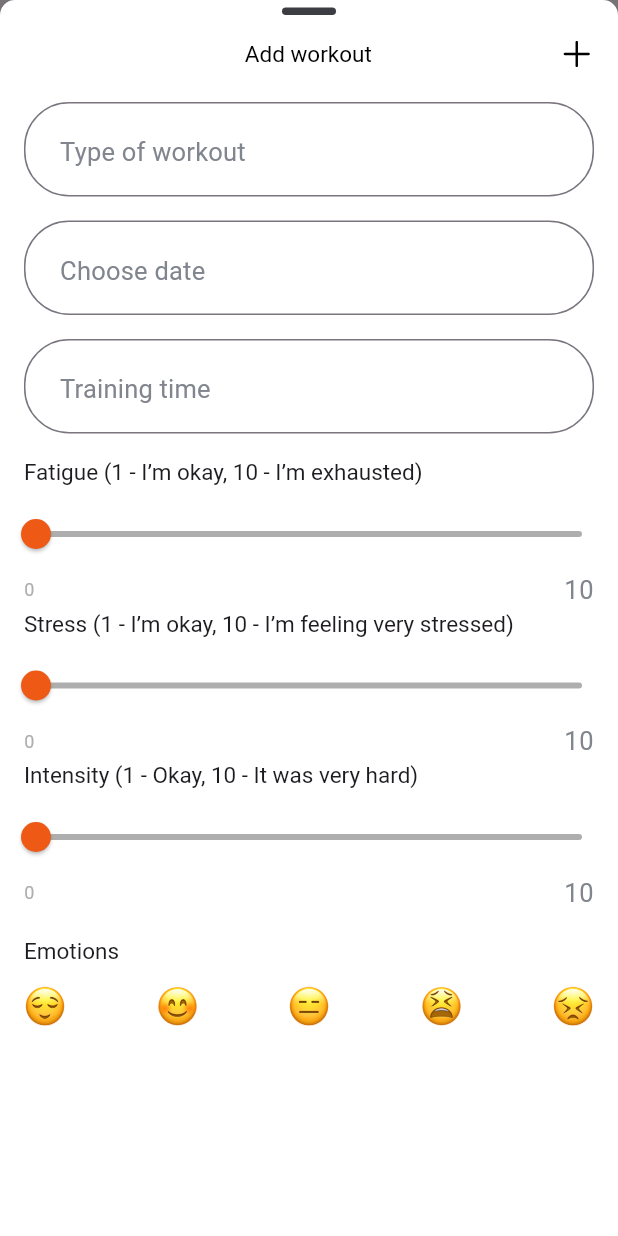
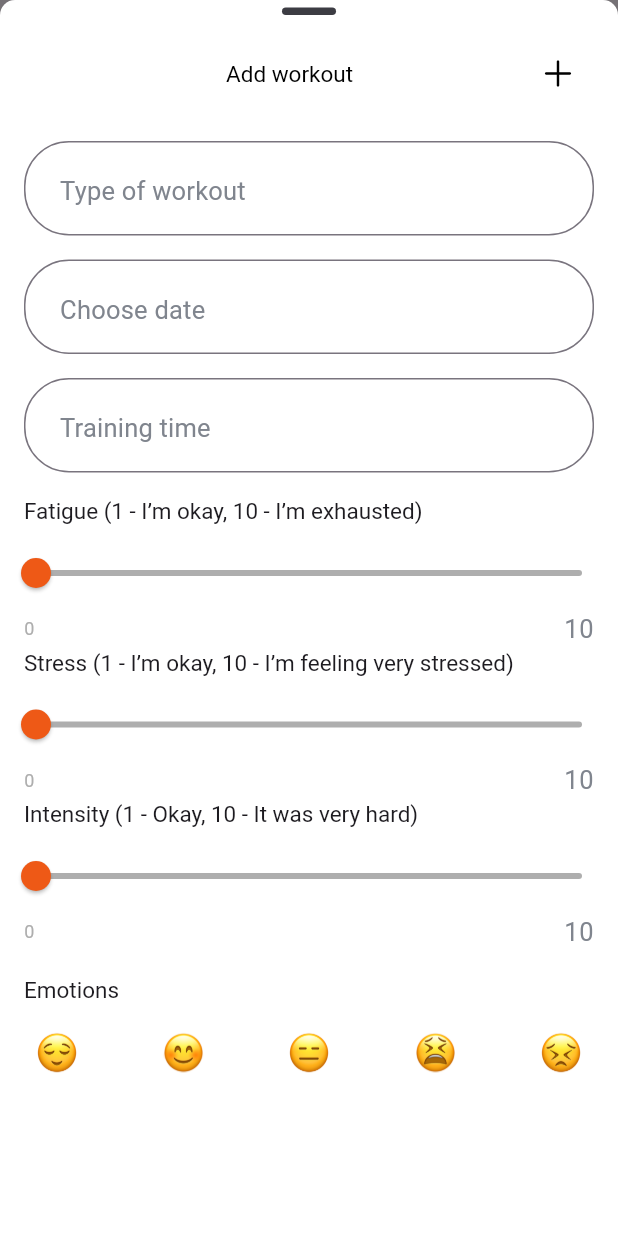
Before and after one commit to Yagshymyradov/most-bet, a Flutter app: the MainScreen screen opened directly, after a tap on "Add workout", on a phone screen of 412 x 824 dp. Run offline on Flutter 3.47's test engine with Material 3 defaults, Android fonts, the phone set to English and light mode, and no system bars; our stand-ins replace flutter_riverpod, flutter_svg, hive, hive_flutter, shared_preferences; missing offline and left inert: app_review; accounts and stored records are empty; generated files the repository leaves out were written again; Roboto replaces fonts that are missing (Sf-Pro-Regular); project files that could hold a hidden picture were left out.

Commit message:
data base workout history

```diff
--- a/lib/components/chooseEmotion.dart
+++ b/lib/components/chooseEmotion.dart
@@ -1,6 +1,6 @@
 import 'package:flutter/material.dart';
 
-import '../utils/enums.dart';
+import '../data/workout_history_model.dart';
 
 class ChooseEmotion extends StatelessWidget {
   final VoidCallback onTap;
--- /dev/null
+++ b/lib/components/indicators.dart
@@ -0,0 +1,36 @@
+import 'package:flutter/material.dart';
+
+import '../l10n/l10n.dart';
+import '../utils/extensions.dart';
+
+class EmptyIndicator extends StatelessWidget {
+  final String title;
+  final VoidCallback? onPressed;
+
+  const EmptyIndicator({
+    super.key,
+    required this.title,
+    this.onPressed,
+  });
+
+  @override
+  Widget build(BuildContext context) {
+    final textTheme = context.textTheme;
+    final l10n = context.l10n;
+
+    return Column(
+      children: [
+        const SizedBox(height: 134),
+        Text(
+          title,
+          style: textTheme.titleLarge,
+        ),
+        const SizedBox(height: 20),
+        ElevatedButton(
+          onPressed: ()=> onPressed!(),
+          child: Text(l10n.add, style: textTheme.titleSmall),
+        ),
+      ],
+    );
+  }
+}
--- a/lib/components/workout_history.dart
+++ b/lib/components/workout_history.dart
@@ -6,7 +6,24 @@ import '../utils/extensions.dart';
 import '../utils/theme/theme.dart';
 
 class WorkoutHistory extends StatelessWidget {
-  const WorkoutHistory({super.key});
+  final String title;
+  final String dateTime;
+  final String duration;
+  final Widget emotion;
+  final int stress;
+  final int fatigue;
+  final int intensity;
+
+  const WorkoutHistory({
+    super.key,
+    required this.title,
+    required this.dateTime,
+    required this.duration,
+    required this.emotion,
+    required this.stress,
+    required this.fatigue,
+    required this.intensity,
+  });
 
   @override
   Widget build(BuildContext context) {
@@ -22,18 +39,18 @@ class WorkoutHistory extends StatelessWidget {
               text: TextSpan(
                 children: [
                   TextSpan(
-                    text: l10n.stretching,
+                    text: title,
                     style: textTheme.titleMedium,
                   ),
                   TextSpan(
-                    text: '\n22.01.2024',
+                    text: '\n$dateTime',
                     style: textTheme.bodyMedium,
                   ),
                 ],
               ),
             ),
             Text(
-              l10n.min(30),
+              l10n.min(duration),
               style: textTheme.titleLarge?.copyWith(
                 color: AppColors.primaryColor,
               ),
@@ -54,7 +71,7 @@ class WorkoutHistory extends StatelessWidget {
                 SizedBox(
                   width: 20,
                   height: 25,
-                  child: AppIcons.blush.pngEmoji,
+                  child: emotion,
                 ),
               ],
             ),
@@ -68,7 +85,7 @@ class WorkoutHistory extends StatelessWidget {
                 ),
                 const SizedBox(height: 4),
                 Text(
-                  l10n.evaluate(5),
+                  l10n.evaluate(stress),
                   style: textTheme.titleSmall?.copyWith(
                     color: AppColors.blackColor,
                   ),
@@ -85,7 +102,7 @@ class WorkoutHistory extends StatelessWidget {
                 ),
                 const SizedBox(height: 4),
                 Text(
-                  l10n.evaluate(6),
+                  l10n.evaluate(fatigue),
                   style: textTheme.titleSmall?.copyWith(
                     color: AppColors.blackColor,
                   ),
@@ -102,7 +119,7 @@ class WorkoutHistory extends StatelessWidget {
                 ),
                 const SizedBox(height: 4),
                 Text(
-                  l10n.evaluate(7),
+                  l10n.evaluate(intensity),
                   style: textTheme.titleSmall?.copyWith(
                     color: AppColors.blackColor,
                   ),
--- /dev/null
+++ b/lib/data/service/workout_history_repo.dart
@@ -0,0 +1,39 @@
+import 'package:hive/hive.dart';
+
+import '../workout_history_model.dart';
+
+
+
+class WorkoutHistoryRepo {
+  String workoutHistory = 'workout_history';
+
+  final _hive = Hive.box<WorkoutHistory>('workout_history');
+
+
+  WorkoutHistoryRepo();
+
+  List<WorkoutHistory>? getWorkoutList() {
+    return _hive.values.toList();
+  }
+
+  List<WorkoutHistory> addToWorkoutList(WorkoutHistory workout) {
+    _hive.add(workout);
+    return _hive.values.toList();
+  }
+
+  List<WorkoutHistory> removeFromWorkoutList(String id) {
+    _hive.deleteAt(
+      _hive.values.toList().indexWhere((element) => element.id == id),
+    );
+    return _hive.values.toList();
+  }
+
+  List<WorkoutHistory> updateWorkoutList(WorkoutHistory post) {
+    _hive.put(workoutHistory, post);
+    return _hive.values.toList();
+  }
+
+  void deleteAll() {
+    _hive.clear();
+  }
+}
--- /dev/null
+++ b/lib/data/workout_history_controller.dart
@@ -0,0 +1,39 @@
+import 'package:flutter_riverpod/flutter_riverpod.dart';
+
+import 'service/workout_history_repo.dart';
+import 'workout_history_model.dart';
+
+final workoutHistoryRepoProvider = Provider<WorkoutHistoryRepo>(
+      (ref) => WorkoutHistoryRepo(),
+);
+
+final workoutHistoryProvider = StateNotifierProvider<WorkoutHistoryController, List<WorkoutHistory>?>(
+  WorkoutHistoryController.new,
+);
+
+class WorkoutHistoryController extends StateNotifier<List<WorkoutHistory>?> {
+  WorkoutHistoryRepo? repo;
+
+  final StateNotifierProviderRef<dynamic, dynamic> ref;
+
+  WorkoutHistoryController(this.ref) : super(null) {
+    repo = ref.read(workoutHistoryRepoProvider);
+    getWorkout();
+  }
+
+  void getWorkout() {
+    state = repo!.getWorkoutList();
+  }
+
+  void addWorkout(WorkoutHistory workout) {
+    state = repo!.addToWorkoutList(workout);
+  }
+
+  void updateWorkout(WorkoutHistory workout) {
+    state = repo!.updateWorkoutList(workout);
+  }
+
+  void removeFavorite(String id) {
+    state = repo!.removeFromWorkoutList(id);
+  }
+}
--- a/lib/l10n/arb/intl_en.arb
+++ b/lib/l10n/arb/intl_en.arb
@@ -40,6 +40,8 @@
   "stressDescription": "Stress (1 - I’m okay, 10 - I’m feeling very stressed)",
   "intensityDescription": "Intensity (1 - Okay, 10 - It was very hard)",
   "ten": "10",
+  "add": "Add",
+  "addFirstWorkout": "Add your first workout",
 
 
   "januaryShort": "Jan.",
@@ -69,7 +71,7 @@
   "@min": {
     "placeholders": {
       "minValue": {
-        "type": "int"
+        "type": "String"
       }
     }
   }
--- a/lib/screens/workout_screen/add_workout/add_workout.dart
+++ b/lib/screens/workout_screen/add_workout/add_workout.dart
@@ -1,25 +1,28 @@
-import 'package:flutter/cupertino.dart';
 import 'package:flutter/material.dart';
+import 'package:flutter_riverpod/flutter_riverpod.dart';
 
+import '../../../components/chooseEmotion.dart';
 import '../../../components/field_text.dart';
 import '../../../components/rate_slider.dart';
+import '../../../data/workout_history_controller.dart';
+import '../../../data/workout_history_model.dart';
 import '../../../l10n/l10n.dart';
 import '../../../utils/assets.dart';
-import '../../../utils/enums.dart';
 import '../../../utils/extensions.dart';
 import '../../../utils/theme/theme.dart';
 
-class AddWorkout extends StatefulWidget {
+class AddWorkout extends ConsumerStatefulWidget {
   const AddWorkout({super.key});
 
   @override
-  State<AddWorkout> createState() => _AddWorkoutState();
+  ConsumerState<AddWorkout> createState() => _AddWorkoutState();
 }
 
-class _AddWorkoutState extends State<AddWorkout> {
-  final workoutController = TextEditingController();
-  final dateController = TextEditingController();
-  final timeController = TextEditingController();
+class _AddWorkoutState extends ConsumerState<AddWorkout> {
+  final titleController = TextEditingController();
+  final dateTimeController = TextEditingController();
+  final durationController = TextEditingController();
+  Emotions? selectedEmotion;
   double fatigueValue = 0;
   double stressValue = 0;
   double intensityValue = 0;
@@ -43,6 +46,39 @@ class _AddWorkoutState extends State<AddWorkout> {
   void onIntensityChanged(double value) {
     intensityValue = value;
     updateUi();
+  }
+
+  void onChooseEmotion(Emotions emotion) {
+    selectedEmotion = emotion;
+    updateUi();
+  }
+
+  void addButtonTap() {
+    final history = ref.read(workoutHistoryProvider.notifier);
+    if(selectedEmotion == null) return;
+
+    history.repo?.addToWorkoutList(
+      WorkoutHistory(
+        title: titleController.text,
+        dateTime: dateTimeController.text,
+        duration: durationController.text,
+        emotion: selectedEmotion ?? Emotions.blush,
+        stress: stressValue,
+        fatigue: fatigueValue,
+        intensity: intensityValue,
+      ),
+    );
+
+    Navigator.pop<bool>(context);
+  }
+
+  @override
+  void dispose() {
+    titleController.dispose();
+    dateTimeController.dispose();
+    durationController.dispose();
+
+    super.dispose();
   }
 
   @override
@@ -69,23 +105,26 @@ class _AddWorkoutState extends State<AddWorkout> {
                       color: AppColors.blackColor,
                     ),
                   ),
-                  AppIcons.add.svgPicture(),
+                  IconButton(
+                    onPressed: addButtonTap,
+                    icon: AppIcons.add.svgPicture(),
+                  ),
                 ],
               ),
               const SizedBox(height: 21),
               FieldText(
                 hintText: l10n.typeOfWorkout,
-                controller: workoutController,
+                controller: titleController,
               ),
               const SizedBox(height: 16),
               FieldText(
                 hintText: l10n.chooseDate,
-                controller: dateController,
+                controller: dateTimeController,
               ),
               const SizedBox(height: 16),
               FieldText(
                 hintText: l10n.trainingTime,
-                controller: timeController,
+                controller: durationController,
               ),
               const SizedBox(height: 16),
             ],
@@ -118,10 +157,10 @@ class _AddWorkoutState extends State<AddWorkout> {
             mainAxisAlignment: MainAxisAlignment.spaceBetween,
             children: Emotions.values
                 .map(
-                  (e) => SizedBox(
-                    width: 28,
-                    height: 34,
-                    child: e.asEmotion,
+                  (e) => ChooseEmotion(
+                    onTap: ()=> onChooseEmotion(e),
+                    emotions: e,
+                    backgroundColor: selectedEmotion == e ? AppColors.primaryColor : null,
                   ),
                 )
                 .toList(growable: false),
--- a/lib/screens/workout_screen/workout.dart
+++ b/lib/screens/workout_screen/workout.dart
@@ -1,9 +1,11 @@
 import 'package:flutter/material.dart';
 import 'package:flutter_riverpod/flutter_riverpod.dart';
 
+import '../../components/indicators.dart';
 import '../../components/modal_bottom_sheet.dart';
 import '../../components/profile_image.dart';
 import '../../components/workout_history.dart';
+import '../../data/workout_history_controller.dart';
 import '../../l10n/l10n.dart';
 import '../../provider.dart';
 import '../../utils/extensions.dart';
@@ -11,11 +13,26 @@ import '../../utils/theme/theme.dart';
 import 'add_workout/add_workout.dart';
 import 'profile.dart';
 
-class Workout extends ConsumerWidget {
+class Workout extends ConsumerStatefulWidget {
   const Workout({super.key});
 
   @override
-  Widget build(BuildContext context, WidgetRef ref) {
+  ConsumerState<Workout> createState() => _WorkoutState();
+}
+
+class _WorkoutState extends ConsumerState<Workout> {
+
+  void addButtonTap() {
+    modalBottomSheet(context, const AddWorkout()).whenComplete(
+      () => setState(() {
+        //no-op
+      }),
+    );
+  }
+
+  @override
+  Widget build(BuildContext context) {
+    final workout = ref.watch(workoutHistoryProvider.notifier).repo?.getWorkoutList();
     final authState = ref.watch(authControllerProvider);
     final textTheme = context.textTheme;
     final l10n = context.l10n;
@@ -40,26 +57,41 @@ class Workout extends ConsumerWidget {
               ),
               Text(l10n.workout, style: textTheme.titleLarge),
               const SizedBox(height: 20),
-              const WorkoutHistory(),
-              const WorkoutHistory(),
-              const WorkoutHistory(),
-              const WorkoutHistory(),
-              const WorkoutHistory(),
-              const WorkoutHistory(),
+              ...workout
+                      ?.map(
+                        (e) => WorkoutHistory(
+                          title: e.title,
+                          dateTime: e.dateTime,
+                          duration: e.duration,
+                          emotion: e.emotion.asEmotion,
+                          stress: e.stress.toInt(),
+                          fatigue: e.fatigue.toInt(),
+                          intensity: e.intensity.toInt(),
+                        ),
+                      )
+                      .toList() ??
+                  [],
+              if (workout!.isEmpty)
+                EmptyIndicator(
+                  title: l10n.addFirstWorkout,
+                  onPressed: addButtonTap,
+                ),
             ],
           ),
           Positioned(
             bottom: 18,
             right: 22,
             child: ElevatedButton(
-              onPressed: () => modalBottomSheet(context, const AddWorkout()),
+              onPressed: addButtonTap,
               style: const ButtonStyle(
                 maximumSize: MaterialStatePropertyAll(Size(139, 36)),
                 minimumSize: MaterialStatePropertyAll(Size(129, 36)),
               ),
               child: Text(
                 l10n.addWorkout,
-                style: textTheme.headlineMedium?.copyWith(color: AppColors.whiteColor),
+                style: textTheme.headlineMedium?.copyWith(
+                  color: AppColors.whiteColor,
+                ),
               ),
             ),
           ),
--- a/lib/utils/enums.dart
+++ b/lib/utils/enums.dart
@@ -73,26 +73,3 @@ enum WorkoutTypes {
 
   static WorkoutTypes fromJson(String json)=> values.byName(json);
 }
-
-enum Emotions{
-  relieved,
-  blush,
-  expressionless,
-  tired,
-  persevering;
-
-  Widget get asEmotion{
-    switch(this){
-      case Emotions.relieved:
-        return AppIcons.relieved.pngEmoji;
-      case Emotions.blush:
-        return AppIcons.blush.pngEmoji;
-      case Emotions.expressionless:
-        return AppIcons.expressionless.pngEmoji;
-      case Emotions.tired:
-        return AppIcons.tired.pngEmoji;
-      case Emotions.persevering:
-        return AppIcons.persevering.pngEmoji;
-    }
-  }
-}
--- a/lib/utils/theme/theme.dart
+++ b/lib/utils/theme/theme.dart
@@ -80,6 +80,7 @@ class AppColors {
   static const textSecondaryColor = Color.fromRGBO(174, 174, 174, 1);
   static const greyColor = Color.fromRGBO(128, 133, 142, 1);
   static const primaryColor = Color.fromRGBO(238, 89, 22, 1);
+  static const redColor = Color.fromRGBO(241, 17, 17, 1);
   static const darkColor = Color.fromRGBO(60, 60, 67, 1);
   static const blackColor = Colors.black;
 }
--- a/pubspec.yaml
+++ b/pubspec.yaml
@@ -25,10 +25,16 @@ dependencies:
   flutter_riverpod: ^2.5.1
 
   app_review: ^2.1.2+1
+  hive: ^2.2.3
+  hive_flutter: ^1.1.0
+  uuid: ^4.4.0
 
 dev_dependencies:
   flutter_test:
     sdk: flutter
+
+  build_runner: ^2.4.9
+  hive_generator: ^2.0.1
 
   flutter_lints: ^3.0.0
 
```
Also changed, not shown: lib/data/workout_history_model.dart (added, +86 -0 lines), lib/main.dart (+10 -1 lines), lib/screens/on_boarding_screen/widgets/name_age_field.dart (+7 -0 lines), lib/data/workout_history_model.g.dart (added), pubspec.lock.
